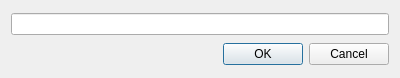
The window that updater/gui/changeiddialog.ui (sergeysy/updater) describes before a commit, drawn with Qt 5.
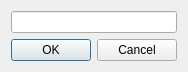
The same window after the commit.

The edit to the form file:
```diff
--- a/updater/gui/changeiddialog.ui
+++ b/updater/gui/changeiddialog.ui
@@ -10,6 +10,12 @@
     <height>78</height>
    </rect>
   </property>
+  <property name="sizePolicy">
+   <sizepolicy hsizetype="Fixed" vsizetype="Fixed">
+    <horstretch>0</horstretch>
+    <verstretch>0</verstretch>
+   </sizepolicy>
+  </property>
   <property name="windowTitle">
    <string>Change Id</string>
   </property>
@@ -17,6 +23,9 @@
    <bool>true</bool>
   </property>
   <layout class="QGridLayout" name="gridLayout">
+   <property name="sizeConstraint">
+    <enum>QLayout::SetFixedSize</enum>
+   </property>
    <item row="0" column="0">
     <widget class="QLineEdit" name="lineEdit"/>
    </item>
```
